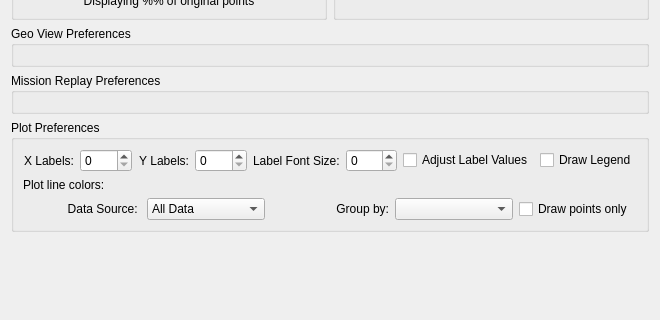
Old version of the form src/lglass/ui/PreferencesWindow.ui in the repository febret/looking-glass; both pictures show x 0 to 660 and y 129 to 449 of the 660 by 700 pixel window.
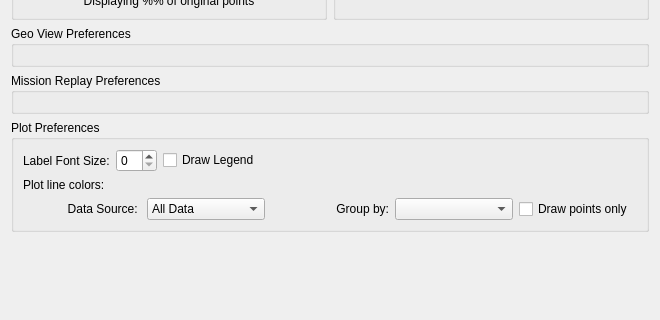
New version of the form.

What changed in the file:
```diff
--- a/src/lglass/ui/PreferencesWindow.ui
+++ b/src/lglass/ui/PreferencesWindow.ui
@@ -147,35 +147,6 @@
       </item>
       <item>
        <layout class="QHBoxLayout" name="horizontalLayout_5">
-        <item>
-         <widget class="QLabel" name="label_5">
-          <property name="layoutDirection">
-           <enum>Qt::LeftToRight</enum>
-          </property>
-          <property name="text">
-           <string>X Labels:</string>
-          </property>
-          <property name="alignment">
-           <set>Qt::AlignRight|Qt::AlignTrailing|Qt::AlignVCenter</set>
-          </property>
-         </widget>
-        </item>
-        <item>
-         <widget class="QSpinBox" name="xLabelsBox"/>
-        </item>
-        <item>
-         <widget class="QLabel" name="label_6">
-          <property name="text">
-           <string>Y Labels:</string>
-          </property>
-          <property name="alignment">
-           <set>Qt::AlignRight|Qt::AlignTrailing|Qt::AlignVCenter</set>
-          </property>
-         </widget>
-        </item>
-        <item>
-         <widget class="QSpinBox" name="yLabelsBox"/>
-        </item>
         <item>
          <widget class="QLabel" name="label_4">
           <property name="text">
@@ -186,13 +157,6 @@
         <item>
          <widget class="QSpinBox" name="labelFontSizeBox"/>
         </item>
-        <item>
-         <widget class="QCheckBox" name="plotAdjustLabelsChoice">
-          <property name="text">
-           <string>Adjust Label Values</string>
-          </property>
-         </widget>
-        </item>
         <item>
          <widget class="QCheckBox" name="plotLegendChoice">
           <property name="text">
@@ -200,6 +164,19 @@
           </property>
          </widget>
         </item>
+        <item>
+         <spacer name="horizontalSpacer_2">
+          <property name="orientation">
+           <enum>Qt::Horizontal</enum>
+          </property>
+          <property name="sizeHint" stdset="0">
+           <size>
+            <width>40</width>
+            <height>20</height>
+           </size>
+          </property>
+         </spacer>
+        </item>
        </layout>
       </item>
       <item>
```
